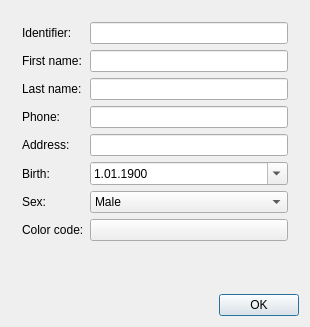
First picture: the form in src/View/Widgets/PatientFormDialog.ui, repository thefinalcutbg/QDento, before the edit.
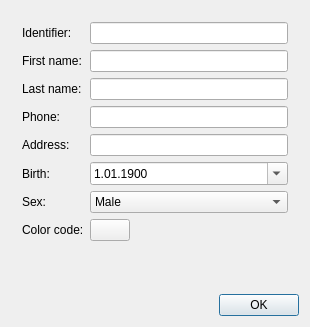
Second picture: the form after the edit. Custom widgets are drawn as their Qt base class.

The edit to the form file:
```diff
--- a/src/View/Widgets/PatientFormDialog.ui
+++ b/src/View/Widgets/PatientFormDialog.ui
@@ -211,6 +211,8 @@
        </widget>
       </item>
       <item row="7" column="1">
+       <layout class="QHBoxLayout" name="horizontalLayout_2">
+        <item>
        <widget class="ColorPicker" name="colorPicker">
         <property name="toolTip">
          <string>Избор на цвят</string>
@@ -222,6 +224,21 @@
          <bool>false</bool>
         </property>
        </widget>
+        </item>
+        <item>
+         <spacer name="horizontalSpacer">
+          <property name="orientation">
+           <enum>Qt::Orientation::Horizontal</enum>
+          </property>
+          <property name="sizeHint" stdset="0">
+           <size>
+            <width>40</width>
+            <height>20</height>
+           </size>
+          </property>
+         </spacer>
+        </item>
+       </layout>
       </item>
      </layout>
     </widget>
```
Lines whose indentation alone changed are shown as unchanged.
